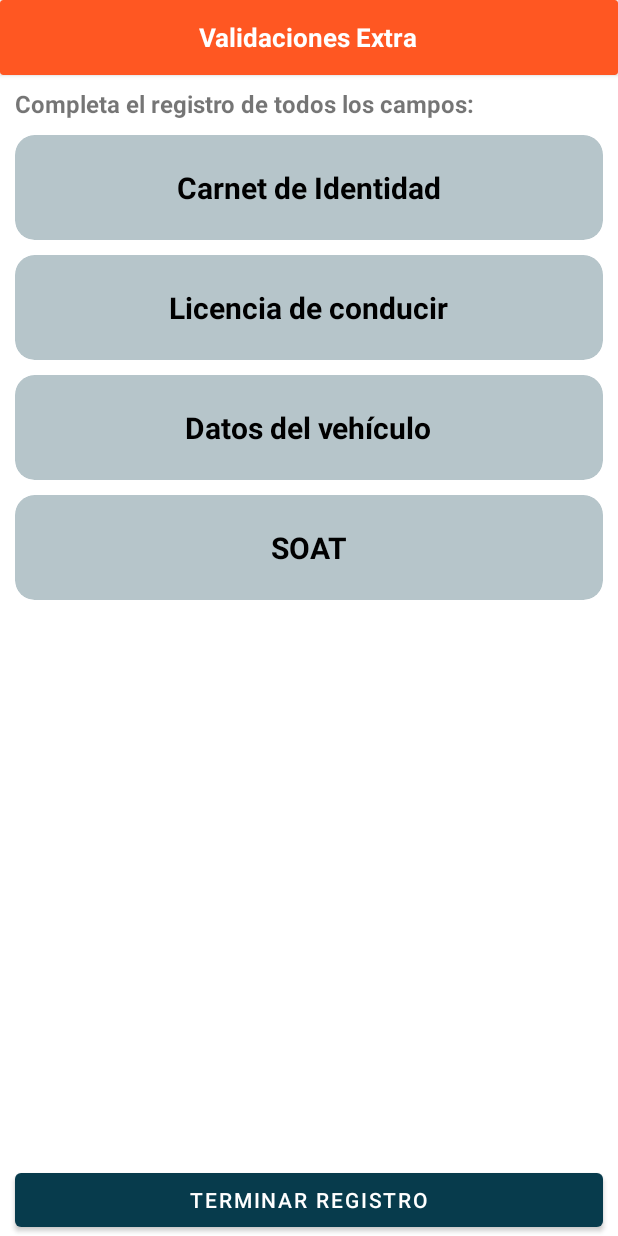
After one commit to alfredoT7/RutaXpress-FE, an Android app: the RegisterDriverActivity screen opened directly, with no data from a screen before it, on a phone screen of 412 x 824 dp. The commit adds this screen. Run offline under Robolectric (Android 15) with nearby library versions, the phone set to English and light mode, and no system bars.

Commit message:
feat: register vehicule view UI done

```diff
--- a/app/src/main/AndroidManifest.xml
+++ b/app/src/main/AndroidManifest.xml
@@ -16,18 +16,19 @@
         android:supportsRtl="true"
         android:theme="@style/Theme.RutaXpressApp"
         tools:targetApi="31">
-
+        <activity
+            android:name=".DriverView.RegisterDriverActivity"
+            android:exported="false" />
         <!-- Configurar HomeActivity como actividad de inicio -->
         <activity
-
             android:name=".LoginActivity"
             android:exported="true">
             <intent-filter>
                 <action android:name="android.intent.action.MAIN" />
+
                 <category android:name="android.intent.category.LAUNCHER" />
             </intent-filter>
         </activity>
-
         <activity
             android:name=".FavoriteRoutesActivity"
             android:exported="false" />
@@ -39,20 +40,15 @@
             android:exported="false" />
         <activity
             android:name=".LineasFilterActivity"
-            android:exported="false" />
-
-        <!-- Meta-data para Google Maps API -->
+            android:exported="false" /> <!-- Meta-data para Google Maps API -->
         <meta-data
             android:name="com.google.android.geo.API_KEY"
-            android:value="@string/google_maps_key" />
-
-        <!-- LoginActivity sin intent-filter -->
+            android:value="@string/google_maps_key" /> <!-- LoginActivity sin intent-filter -->
         <activity
             android:name=".HomeActivity"
-            android:exported="true" />
-
-        <!-- Actividades adicionales -->
+            android:exported="true" /> <!-- Actividades adicionales -->
         <activity android:name=".InitialMapActivity" />
         <activity android:name=".SearchActivity" />
     </application>
+
 </manifest>
--- /dev/null
+++ b/app/src/main/java/com/softcraft/rutaxpressapp/DriverView/RegisterDriverActivity.kt
@@ -0,0 +1,16 @@
+package com.softcraft.rutaxpressapp.DriverView
+
+import android.os.Bundle
+import androidx.activity.enableEdgeToEdge
+import androidx.appcompat.app.AppCompatActivity
+import androidx.core.view.ViewCompat
+import androidx.core.view.WindowInsetsCompat
+import com.softcraft.rutaxpressapp.R
+
+class RegisterDriverActivity : AppCompatActivity() {
+    override fun onCreate(savedInstanceState: Bundle?) {
+        super.onCreate(savedInstanceState)
+        setContentView(R.layout.activity_register_driver)
+
+    }
+}
--- a/app/src/main/java/com/softcraft/rutaxpressapp/HomeActivity.kt
+++ b/app/src/main/java/com/softcraft/rutaxpressapp/HomeActivity.kt
@@ -27,10 +27,10 @@ class HomeActivity : AppCompatActivity() {
         // Inicializar botones
         val driverButton: Button = findViewById(R.id.driverButton)
         val passengerButton: Button = findViewById(R.id.passengerButton)
-        val loginButton: Button = findViewById(R.id.loginButton)
-        val registerButton: Button = findViewById(R.id.registerButton)
+//        val loginButton: Button = findViewById(R.id.loginButton)
+//        val registerButton: Button = findViewById(R.id.registerButton)
 
-        // Configurar listeners
+//         Configurar listeners
         driverButton.setOnClickListener {
             navigateToRegisterActivity("Conductor")
         }
@@ -39,20 +39,18 @@ class HomeActivity : AppCompatActivity() {
             navigateToRegisterActivity("Pasajero")
         }
 
-        loginButton.setOnClickListener {
-            navigateToLoginActivity()
-        }
-
-        registerButton.setOnClickListener {
-            navigateToRegisterActivity(null)
-        }
+//        loginButton.setOnClickListener {
+//            navigateToLoginActivity()
+//        }
+//
+//        registerButton.setOnClickListener {
+//            navigateToRegisterActivity(null)
+//        }
     }
 
     private fun navigateToRegisterActivity(role: String?) {
         val intent = Intent(this, RegisterActivity::class.java)
-        role?.let {
-            intent.putExtra("USER_ROLE", it) // Enviar rol como extra
-        }
+        intent.putExtra("USER_ROLE", role)
         startActivity(intent)
     }
 
--- a/app/src/main/java/com/softcraft/rutaxpressapp/LoginActivity.kt
+++ b/app/src/main/java/com/softcraft/rutaxpressapp/LoginActivity.kt
@@ -63,7 +63,9 @@
             }
 
             tvRegister.setOnClickListener {
-                val intent = Intent(this, RegisterActivity::class.java)
+                //val intent = Intent(this, RegisterActivity::class.java)
+                //startActivity(intent)
+                val intent = Intent(this, HomeActivity::class.java)
                 startActivity(intent)
             }
         }
--- a/app/src/main/java/com/softcraft/rutaxpressapp/RegisterActivity.kt
+++ b/app/src/main/java/com/softcraft/rutaxpressapp/RegisterActivity.kt
@@ -47,12 +47,17 @@ class RegisterActivity : AppCompatActivity() {
         if (savedInstanceState == null) {
             Toast.makeText(this, "Rol seleccionado: $userRole", Toast.LENGTH_SHORT).show()
         }
+        if (userRole.equals("Conductor")){
+            registerDriver()
+        }
         initCloudinary()
-
         initComponents()
-
         initListeners()
         Toast.makeText(this, "Rol seleccionado: $userRole", Toast.LENGTH_SHORT).show()
+    }
+
+    private fun registerDriver() {
+
     }
 
     /**
--- a/app/src/main/res/layout/activity_home.xml
+++ b/app/src/main/res/layout/activity_home.xml
@@ -41,22 +41,22 @@
         android:textColor="#FFFFFF"
         android:layout_marginBottom="16dp" />
 
-    <Button
-        android:id="@+id/loginButton"
-        android:layout_width="wrap_content"
-        android:layout_height="wrap_content"
-        android:text="Iniciar Sesión"
-        android:backgroundTint="#4CAF50"
-        android:textColor="#FFFFFF"
-        android:layout_marginBottom="16dp" />
+<!--    <Button-->
+<!--        android:id="@+id/loginButton"-->
+<!--        android:layout_width="wrap_content"-->
+<!--        android:layout_height="wrap_content"-->
+<!--        android:text="Iniciar Sesión"-->
+<!--        android:backgroundTint="#4CAF50"-->
+<!--        android:textColor="#FFFFFF"-->
+<!--        android:layout_marginBottom="16dp" />-->
 
-    <Button
-        android:id="@+id/registerButton"
-        android:layout_width="wrap_content"
-        android:layout_height="wrap_content"
-        android:text="Registrarse"
-        android:backgroundTint="#FFC107"
-        android:textColor="#FFFFFF"
-        android:layout_marginBottom="16dp" />
+<!--    <Button-->
+<!--        android:id="@+id/registerButton"-->
+<!--        android:layout_width="wrap_content"-->
+<!--        android:layout_height="wrap_content"-->
+<!--        android:text="Registrarse"-->
+<!--        android:backgroundTint="#FFC107"-->
+<!--        android:textColor="#FFFFFF"-->
+<!--        android:layout_marginBottom="16dp" />-->
 
 </LinearLayout>
--- /dev/null
+++ b/app/src/main/res/layout/activity_register_driver.xml
@@ -0,0 +1,121 @@
+<?xml version="1.0" encoding="utf-8"?>
+<FrameLayout xmlns:android="http://schemas.android.com/apk/res/android"
+    xmlns:app="http://schemas.android.com/apk/res-auto"
+    xmlns:tools="http://schemas.android.com/tools"
+    android:id="@+id/main"
+    android:layout_width="match_parent"
+    android:layout_height="match_parent"
+    tools:context=".DriverView.RegisterDriverActivity">
+    <LinearLayout
+
+        android:layout_width="match_parent"
+        android:layout_height="match_parent"
+        android:orientation="vertical">
+
+        <androidx.cardview.widget.CardView
+            android:layout_width="match_parent"
+            android:layout_height="50dp"
+            android:backgroundTint="@color/app_orange"
+            android:layout_marginBottom="8dp"
+            >
+            <TextView
+                android:layout_width="wrap_content"
+                android:layout_height="wrap_content"
+                android:textSize="17sp"
+                android:textStyle="bold"
+                android:textColor="@color/white"
+                android:text="@string/validations"
+                android:layout_gravity="center" />
+        </androidx.cardview.widget.CardView>
+        <TextView
+            android:layout_width="match_parent"
+            android:layout_height="wrap_content"
+            android:text="Completa el registro de todos los campos:"
+            android:layout_marginHorizontal="10dp"
+            android:layout_marginBottom="10dp"
+            android:textStyle="bold"
+            android:textSize="16sp"
+            >
+
+        </TextView>
+        <androidx.cardview.widget.CardView
+            android:layout_width="match_parent"
+            android:layout_height="70dp"
+            android:backgroundTint="#4B073B4C"
+            android:layout_marginHorizontal="10dp"
+            app:cardCornerRadius="13dp"
+            app:cardElevation="0dp"
+            android:layout_marginBottom="10dp"
+            >
+            <TextView
+                android:layout_width="wrap_content"
+                android:layout_height="wrap_content"
+                android:textSize="20sp"
+                android:textStyle="bold"
+                android:textColor="#000000"
+                android:text="Carnet de Identidad"
+                android:layout_gravity="center" />
+        </androidx.cardview.widget.CardView>
+        <androidx.cardview.widget.CardView
+            android:layout_width="match_parent"
+            android:layout_height="70dp"
+            android:backgroundTint="#4B073B4C"
+            android:layout_marginHorizontal="10dp"
+            app:cardCornerRadius="13dp"
+            app:cardElevation="0dp"
+            android:layout_marginBottom="10dp"
+            >
+            <TextView
+                android:layout_width="wrap_content"
+                android:layout_height="wrap_content"
+                android:textSize="20sp"
+                android:textColor="#000000"
+                android:textStyle="bold"
+                android:text="Licencia de conducir"
+                android:layout_gravity="center" />
+        </androidx.cardview.widget.CardView>
+        <androidx.cardview.widget.CardView
+            android:layout_width="match_parent"
+            android:layout_height="70dp"
+            android:backgroundTint="#4B073B4C"
+            android:layout_marginHorizontal="10dp"
+            app:cardCornerRadius="13dp"
+            app:cardElevation="0dp"
+            android:layout_marginBottom="10dp"
+            >
+            <TextView
+                android:layout_width="wrap_content"
+                android:layout_height="wrap_content"
+                android:textSize="20sp"
+                android:textColor="#000000"
+                android:textStyle="bold"
+                android:text="Datos del vehículo"
+                android:layout_gravity="center" />
+        </androidx.cardview.widget.CardView>
+        <androidx.cardview.widget.CardView
+            android:layout_width="match_parent"
+            android:layout_height="70dp"
+            android:backgroundTint="#4B073B4C"
+            android:layout_marginHorizontal="10dp"
+            app:cardCornerRadius="13dp"
+            app:cardElevation="0dp"
+            android:layout_marginBottom="10dp"
+            >
+            <TextView
+                android:layout_width="wrap_content"
+                android:layout_height="wrap_content"
+                android:textSize="20sp"
+                android:textColor="#000000"
+                android:textStyle="bold"
+                android:text="SOAT"
+                android:layout_gravity="center" />
+        </androidx.cardview.widget.CardView>
+    </LinearLayout>
+    <Button
+        android:layout_width="match_parent"
+        android:layout_height="wrap_content"
+        android:layout_gravity="center|bottom"
+        android:layout_marginHorizontal="10dp"
+        android:text="Terminar registro">
+    </Button>
+</FrameLayout>
--- a/app/src/main/res/values/strings.xml
+++ b/app/src/main/res/values/strings.xml
@@ -34,4 +34,5 @@
     <string name="markers">Marcadores:</string>
     <string name="favorites_lines">Tus lineas favoritas</string>
     <string name="contrase_a">Contraseña</string>
+    <string name="validations">Validaciones Extra</string>
 </resources>
```
